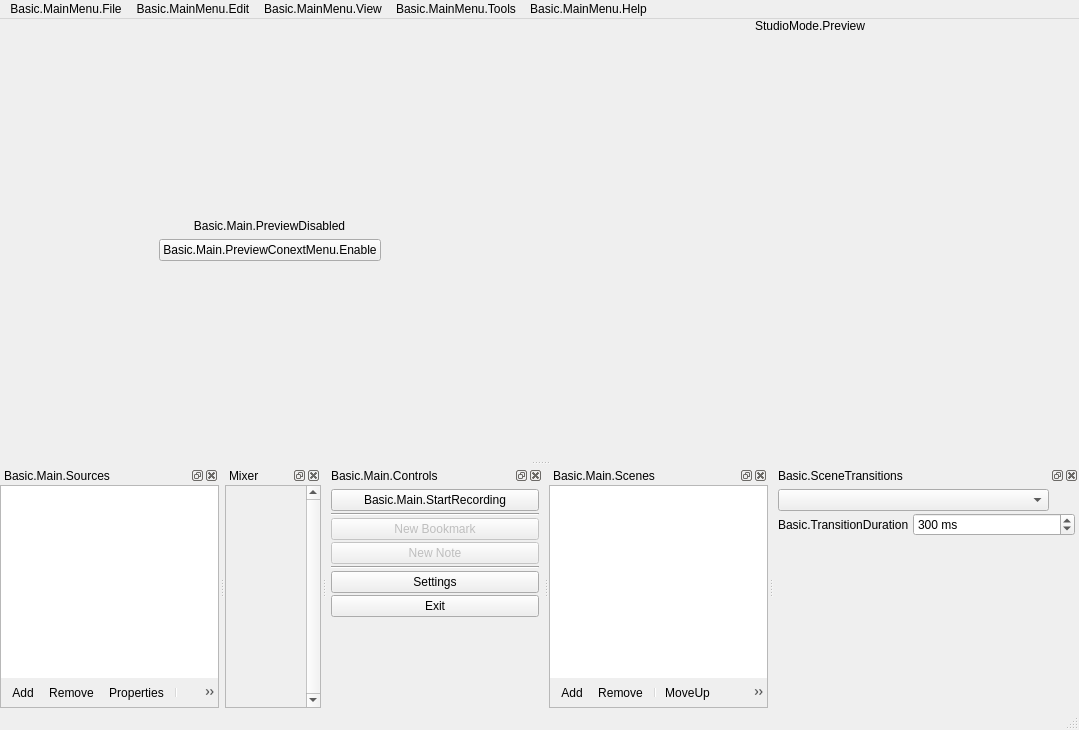
Qt form UI/forms/OBSBasic.ui (skimotv/SkimoMeetingRecorder) before a commit.
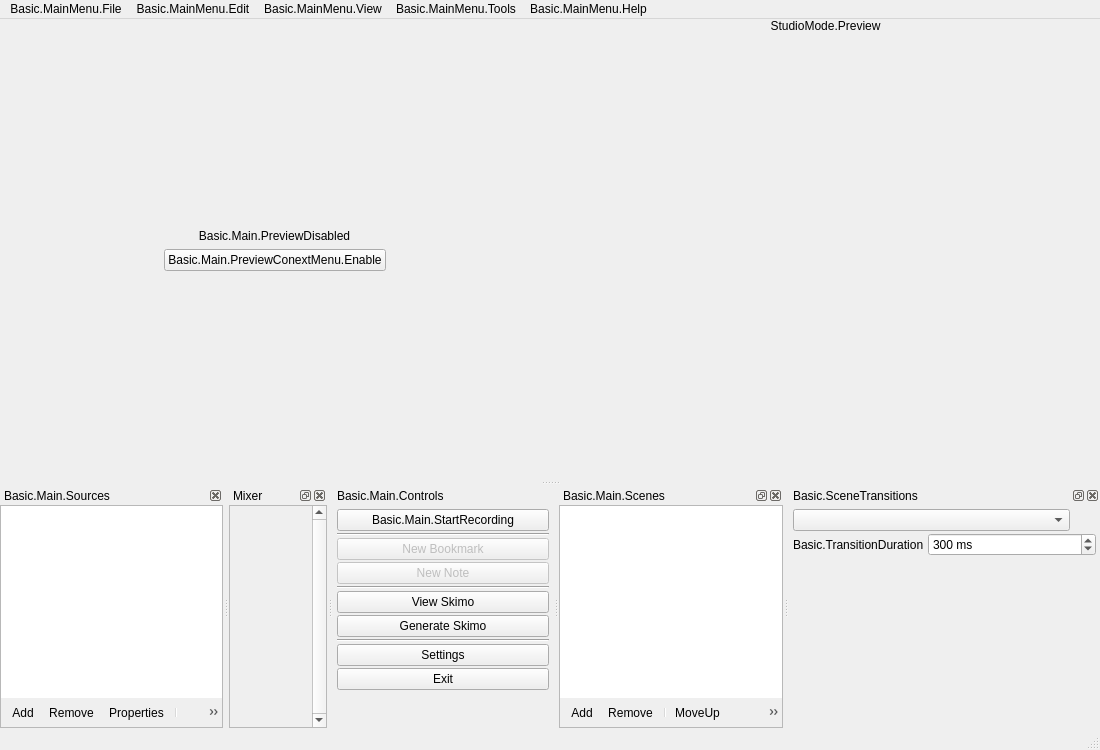
The same form after that commit. Icons and pictures are not drawn. Custom widgets are drawn as their Qt base class.

Commit message: more removal of features that complicate operations, automatically switch to minimum dock when recording

Patch:
```diff
--- a/UI/forms/OBSBasic.ui
+++ b/UI/forms/OBSBasic.ui
@@ -7,8 +7,8 @@
    <rect>
     <x>0</x>
     <y>0</y>
-    <width>1079</width>
-    <height>730</height>
+    <width>1100</width>
+    <height>750</height>
    </rect>
   </property>
   <property name="sizePolicy">
@@ -33,6 +33,12 @@
    <set>QMainWindow::AllowNestedDocks|QMainWindow::AllowTabbedDocks|QMainWindow::AnimatedDocks</set>
   </property>
   <widget class="QWidget" name="centralwidget">
+   <property name="sizePolicy">
+    <sizepolicy hsizetype="Minimum" vsizetype="Minimum">
+     <horstretch>0</horstretch>
+     <verstretch>0</verstretch>
+    </sizepolicy>
+   </property>
    <layout class="QHBoxLayout" name="horizontalLayout_5">
     <property name="spacing">
      <number>0</number>
@@ -56,6 +62,9 @@
         <property name="spacing">
          <number>2</number>
         </property>
+        <property name="sizeConstraint">
+         <enum>QLayout::SetDefaultConstraint</enum>
+        </property>
         <item>
          <widget class="QWidget" name="previewDisabledWidget" native="true">
           <property name="sizePolicy">
@@ -198,7 +207,7 @@
     <rect>
      <x>0</x>
      <y>0</y>
-     <width>1079</width>
+     <width>1100</width>
      <height>21</height>
     </rect>
    </property>
@@ -364,7 +373,7 @@
   <widget class="OBSBasicStatusBar" name="statusbar"/>
   <widget class="OBSDock" name="sourcesDock">
    <property name="features">
-    <set>QDockWidget::AllDockWidgetFeatures</set>
+    <set>QDockWidget::DockWidgetClosable</set>
    </property>
    <property name="windowTitle">
     <string>Basic.Main.Sources</string>
@@ -639,8 +648,17 @@
    </widget>
   </widget>
   <widget class="OBSDock" name="controlsDock">
+   <property name="sizePolicy">
+    <sizepolicy hsizetype="Preferred" vsizetype="Preferred">
+     <horstretch>0</horstretch>
+     <verstretch>0</verstretch>
+    </sizepolicy>
+   </property>
    <property name="features">
-    <set>QDockWidget::AllDockWidgetFeatures</set>
+    <set>QDockWidget::NoDockWidgetFeatures</set>
+   </property>
+   <property name="allowedAreas">
+    <set>Qt::BottomDockWidgetArea</set>
    </property>
    <property name="windowTitle">
     <string>Basic.Main.Controls</string>
@@ -749,6 +767,33 @@
        </property>
       </widget>
      </item>
+     <item>
+      <widget class="QPushButton" name="viewSkimo">
+       <property name="text">
+        <string>View Skimo</string>
+       </property>
+      </widget>
+     </item>
+     <item>
+      <widget class="QPushButton" name="generateSkimo">
+       <property name="text">
+        <string>Generate Skimo</string>
+       </property>
+      </widget>
+     </item>
+     <item>
+      <widget class="Line" name="line_3">
+       <property name="sizePolicy">
+        <sizepolicy hsizetype="Minimum" vsizetype="Minimum">
+         <horstretch>0</horstretch>
+         <verstretch>0</verstretch>
+        </sizepolicy>
+       </property>
+       <property name="orientation">
+        <enum>Qt::Horizontal</enum>
+       </property>
+      </widget>
+     </item>
      <item>
       <widget class="QPushButton" name="settingsButton">
        <property name="sizePolicy">
```
Left out of the diff: 5 changed lines with no effect on the pictures. The commit also changes 3 other files.
